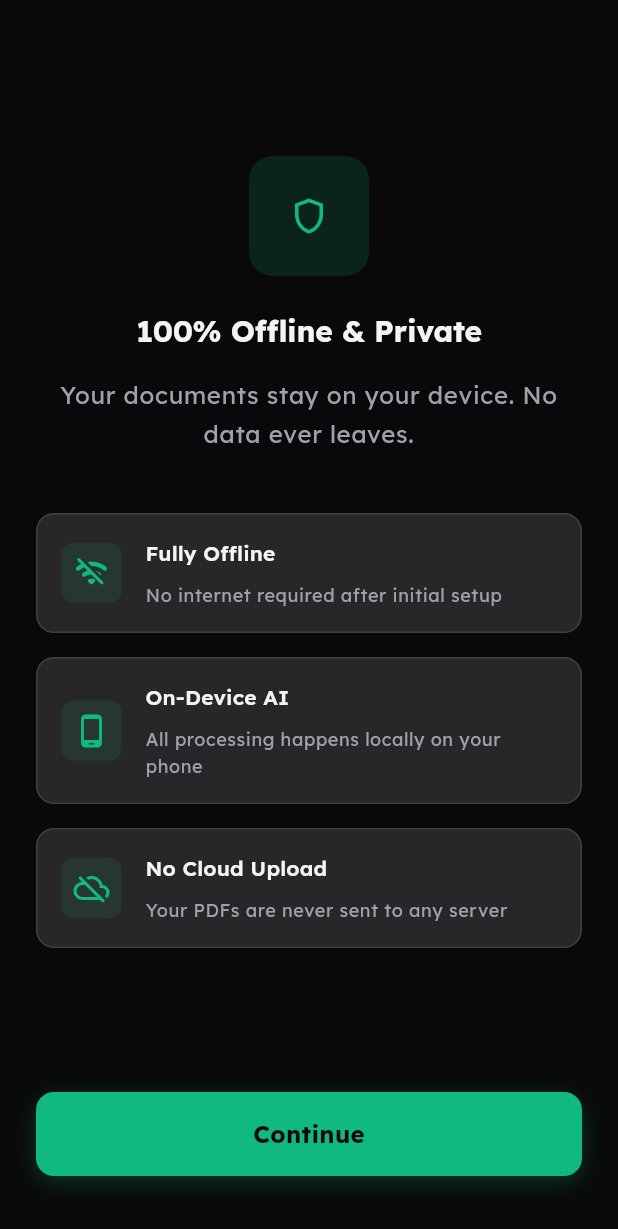
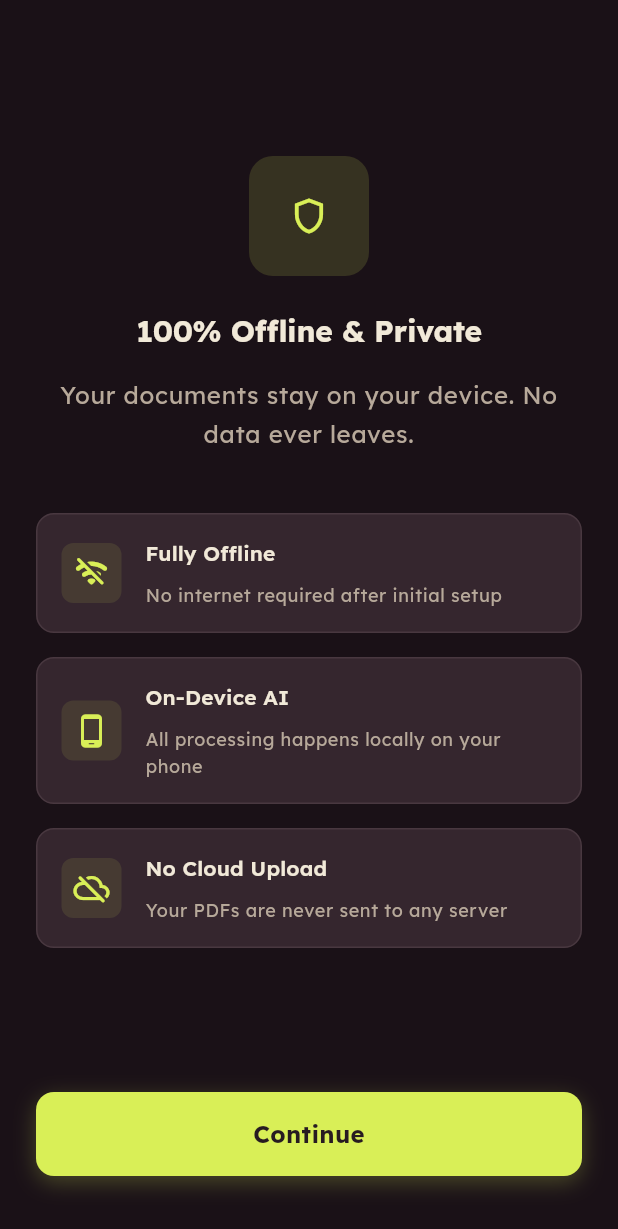
Before and after one commit to Pranavkumar16/CiteCoach, a Flutter app: the screen it shows after launch, on a phone screen of 412 x 824 dp. Shown: the top 1229 px of the screen. Run offline on Flutter 3.47's test engine with Material 3 defaults, Android fonts, the phone set to English and light mode, and no system bars; our stand-ins replace device_info_plus, dio, equatable, file_picker, flutter_riverpod, flutter_tts and 5 more; missing offline and left inert: docx_to_text, epubx, google_mlkit_text_recognition, syncfusion_flutter_pdf, syncfusion_flutter_pdfviewer; accounts and stored records are empty.

Commit message:
Apply CiteCoach Ink & Signal brand palette

```diff
--- a/lib/core/constants/app_colors.dart
+++ b/lib/core/constants/app_colors.dart
@@ -1,17 +1,17 @@
 import 'package:flutter/material.dart';
 
-/// CiteCoach dark theme color palette.
-/// Inspired by ChatGPT/Slack dark mode with teal accent.
+/// CiteCoach Ink & Signal brand palette.
+/// Oxblood ink, warm parchment, acid citron and signal vermilion.
 abstract final class AppColors {
-  // Primary Accent — Emerald/Teal for a modern dark theme
-  static const Color accent = Color(0xFF10B981); // Emerald-500
-  static const Color accentLight = Color(0xFF6EE7B7); // Emerald-300
-  static const Color accentDark = Color(0xFF059669); // Emerald-600
+  // Primary Accent — Acid Citron
+  static const Color accent = Color(0xFFD9EF57); // Emerald-500
+  static const Color accentLight = Color(0xFFE8F6A0); // Emerald-300
+  static const Color accentDark = Color(0xFFA6BC32); // Emerald-600
 
-  // Secondary accent — Cyan for gradient pairing
-  static const Color accentCyan = Color(0xFF06B6D4); // Cyan-500
+  // Secondary accent — Signal Vermilion
+  static const Color accentCyan = Color(0xFFD85B43); // Cyan-500
 
-  // Gradient definitions — Emerald → Cyan
+  // Brand gradient — Citron → Vermilion (use sparingly)
   static const LinearGradient primaryGradient = LinearGradient(
     begin: Alignment.topLeft,
     end: Alignment.bottomRight,
@@ -30,18 +30,18 @@ abstract final class AppColors {
     colors: [accent, accentCyan],
   );
 
-  // Dark Neutrals (Zinc scale)
-  static const Color zinc50 = Color(0xFFFAFAFA);
-  static const Color zinc100 = Color(0xFFF4F4F5);
-  static const Color zinc200 = Color(0xFFE4E4E7);
-  static const Color zinc300 = Color(0xFFD4D4D8);
-  static const Color zinc400 = Color(0xFFA1A1AA);
-  static const Color zinc500 = Color(0xFF71717A);
-  static const Color zinc600 = Color(0xFF52525B);
-  static const Color zinc700 = Color(0xFF3F3F46);
-  static const Color zinc800 = Color(0xFF27272A);
-  static const Color zinc900 = Color(0xFF18181B);
-  static const Color zinc950 = Color(0xFF09090B);
+  // Warm neutrals mapped to the legacy zinc scale
+  static const Color zinc50 = Color(0xFFFBF8F1);
+  static const Color zinc100 = Color(0xFFF1E9D8);
+  static const Color zinc200 = Color(0xFFE5DACC);
+  static const Color zinc300 = Color(0xFFCDBFAF);
+  static const Color zinc400 = Color(0xFFB7A99A);
+  static const Color zinc500 = Color(0xFF928477);
+  static const Color zinc600 = Color(0xFF66545A);
+  static const Color zinc700 = Color(0xFF493840);
+  static const Color zinc800 = Color(0xFF35262E);
+  static const Color zinc900 = Color(0xFF271B21);
+  static const Color zinc950 = Color(0xFF1A1117);
 
   // Keep old names as aliases for backward compat in non-UI code
   static const Color slate50 = zinc50;
@@ -56,16 +56,16 @@ abstract final class AppColors {
   static const Color slate900 = zinc900;
 
   // Semantic Colors
-  static const Color success = Color(0xFF22C55E);
-  static const Color warning = Color(0xFFF59E0B);
-  static const Color error = Color(0xFFEF4444);
-  static const Color info = Color(0xFF3B82F6);
+  static const Color success = Color(0xFFB4CF45);
+  static const Color warning = Color(0xFFD9A441);
+  static const Color error = Color(0xFFD85B43);
+  static const Color info = Color(0xFF8A7770);
 
   // Base colors
   static const Color white = Colors.white;
   static const Color black = Colors.black;
 
-  // UI Colors — Dark surfaces
+  // UI Colors — Oxblood surfaces
   static const Color background = zinc950;
   static const Color backgroundPrimary = zinc950;
   static const Color backgroundSecondary = zinc900;
@@ -76,29 +76,29 @@ abstract final class AppColors {
   static const Color borderLight = zinc700;
 
   // Semantic colors with specific names
-  static const Color successGreen = Color(0xFF22C55E);
-  static const Color warningOrange = Color(0xFFF59E0B);
-  static const Color errorRed = Color(0xFFEF4444);
-  static const Color infoBlue = Color(0xFF3B82F6);
+  static const Color successGreen = Color(0xFFB4CF45);
+  static const Color warningOrange = Color(0xFFD9A441);
+  static const Color errorRed = Color(0xFFD85B43);
+  static const Color infoBlue = Color(0xFF8A7770);
 
-  // Text Colors — Light on dark
-  static const Color textPrimary = Color(0xFFF4F4F5); // zinc100
-  static const Color textSecondary = Color(0xFFA1A1AA); // zinc400
-  static const Color textTertiary = Color(0xFF71717A); // zinc500
-  static const Color textOnPrimary = Color(0xFF09090B); // dark text on accent
+  // Text Colors — Warm parchment on dark
+  static const Color textPrimary = Color(0xFFF1E9D8); // zinc100
+  static const Color textSecondary = Color(0xFFB7A99A); // zinc400
+  static const Color textTertiary = Color(0xFF928477); // zinc500
+  static const Color textOnPrimary = Color(0xFF271B21); // oxblood text on citron
 
   // Alias for backward compat
   static const Color primaryIndigo = accent;
   static const Color primaryPurple = accentLight;
 
   // Chat specific colors
-  static const Color userMessageBackground = Color(0xFF1A3A2F); // dark teal
+  static const Color userMessageBackground = Color(0xFF493840); // dark teal
   static const Color aiMessageBackground = zinc800;
   static const Color citationBadge = accent;
 
   // Voice overlay colors
   static const Color voiceOverlayStart = zinc950;
-  static const Color voiceOverlayEnd = Color(0xFF0D2818); // very dark green
+  static const Color voiceOverlayEnd = Color(0xFF271B21); // very dark green
   static const LinearGradient voiceOverlayGradient = LinearGradient(
     begin: Alignment.topLeft,
     end: Alignment.bottomRight,
@@ -109,7 +109,7 @@ abstract final class AppColors {
   );
 
   // Mic button color
-  static const Color micActive = Color(0xFFEF4444);
+  static const Color micActive = Color(0xFFD85B43);
   static const Color micInactive = zinc500;
 
   // Shadow colors
@@ -117,10 +117,10 @@ abstract final class AppColors {
   static const Color shadowDark = Color(0x33000000); // 20% black
 
   // Accent variations for UI elements
-  static const Color indigo50 = Color(0xFF0D2818); // dark accent bg
-  static const Color indigo100 = Color(0xFF103D24);
-  static const Color indigo200 = Color(0xFF166534);
-  static const Color indigo600 = Color(0xFF059669);
+  static const Color indigo50 = Color(0xFF271B21); // dark accent bg
+  static const Color indigo100 = Color(0xFF35262E);
+  static const Color indigo200 = Color(0xFF493840);
+  static const Color indigo600 = Color(0xFFA6BC32);
 
   // Highlight color for citations in PDF
   static const Color highlightYellow = Color(0xFF422006);
```
